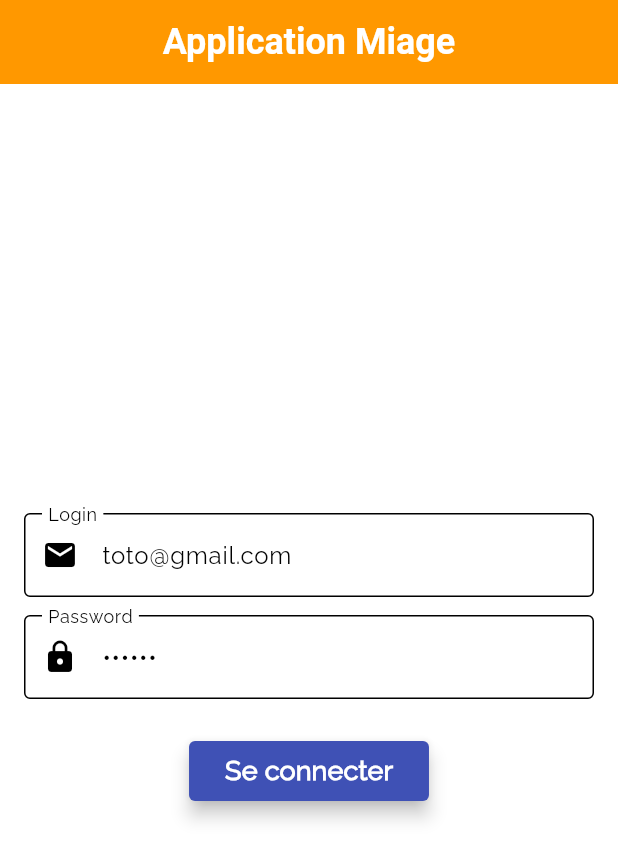
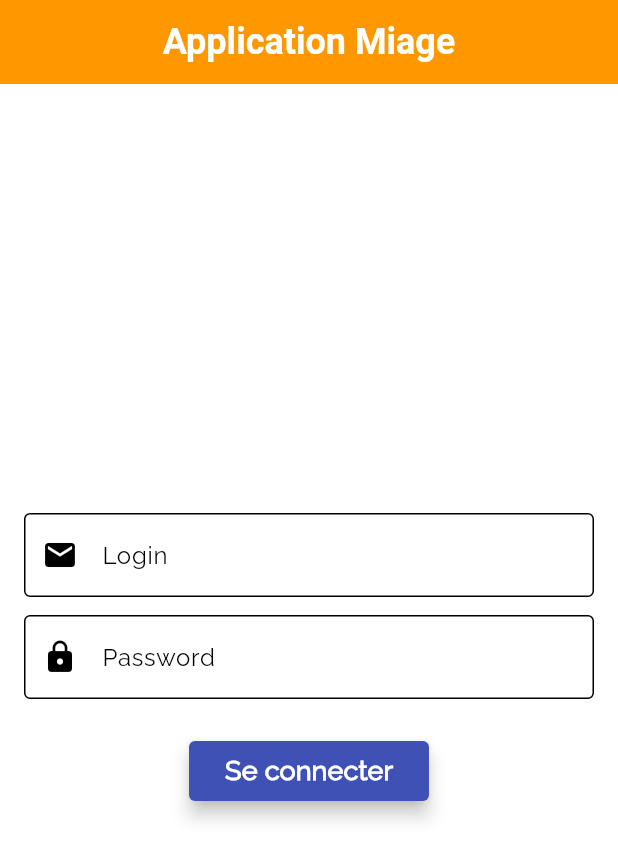
Before and after one commit to damienmunoz/m2_devmobile, a Flutter app: the screen it shows after launch, on a phone screen of 412 x 824 dp. Shown: the top 860 px of the screen. Run offline on Flutter 3.47's test engine with Material 3 defaults, Android fonts, the phone set to English and light mode, and no system bars; our stand-ins replace cloud_firestore, firebase_auth, firebase_core, fluttertoast; accounts and stored records are empty; Roboto replaces fonts that are missing (Arial).

Commit message:
Update init login value

```diff
--- a/lib/login_page.dart
+++ b/lib/login_page.dart
@@ -13,8 +13,8 @@ class LoginPage extends StatefulWidget {
 }
 
 class _LoginPageState extends State<LoginPage> {
-  final TextEditingController _emailController = TextEditingController(text: 'toto@gmail.com');
-  final TextEditingController _passwordController = TextEditingController(text: '123456');
+  final TextEditingController _emailController = TextEditingController(text: '');
+  final TextEditingController _passwordController = TextEditingController(text: '');
   bool _loginError = false;
 
   Future<void> _login(BuildContext context) async {
```
